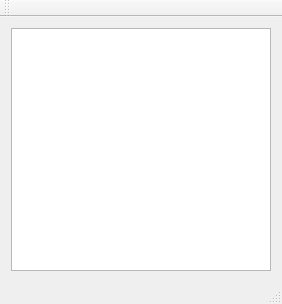
This is serveur/mainwindow.ui in ldeso/car-dashboard as Qt 5 draws it before an edit. The edited form follows.
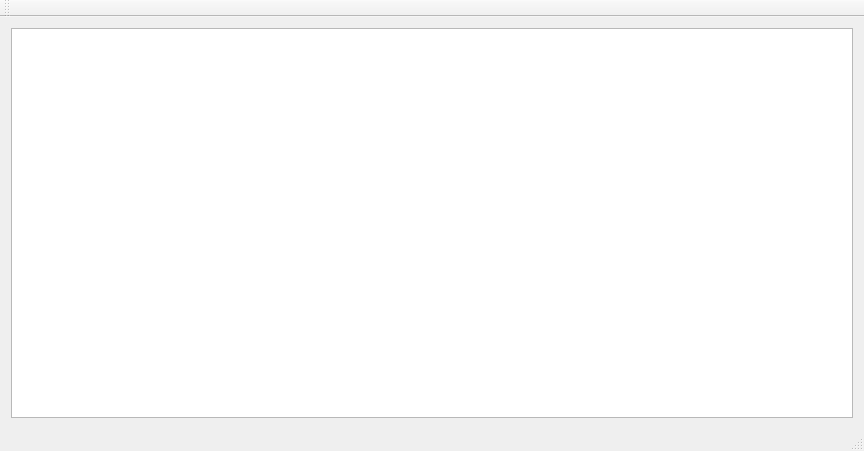
This is the edited form.

Patch:
```diff
--- a/serveur/mainwindow.ui
+++ b/serveur/mainwindow.ui
@@ -6,16 +6,16 @@
    <rect>
     <x>0</x>
     <y>0</y>
-    <width>282</width>
-    <height>304</height>
+    <width>864</width>
+    <height>451</height>
    </rect>
   </property>
   <property name="windowTitle">
    <string>MainWindow</string>
   </property>
   <widget class="QWidget" name="centralWidget">
-   <layout class="QGridLayout" name="gridLayout_2">
-    <item row="0" column="0">
+   <layout class="QVBoxLayout" name="verticalLayout">
+    <item>
      <widget class="QGraphicsView" name="graphicsView"/>
     </item>
    </layout>
```
Left out of the diff: 2 changed lines with no effect on the pictures.
